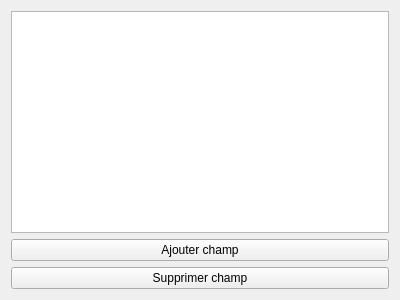
Above: vue/editercontact.ui from rom1504/rcontact before the change. Below: the same form after it.
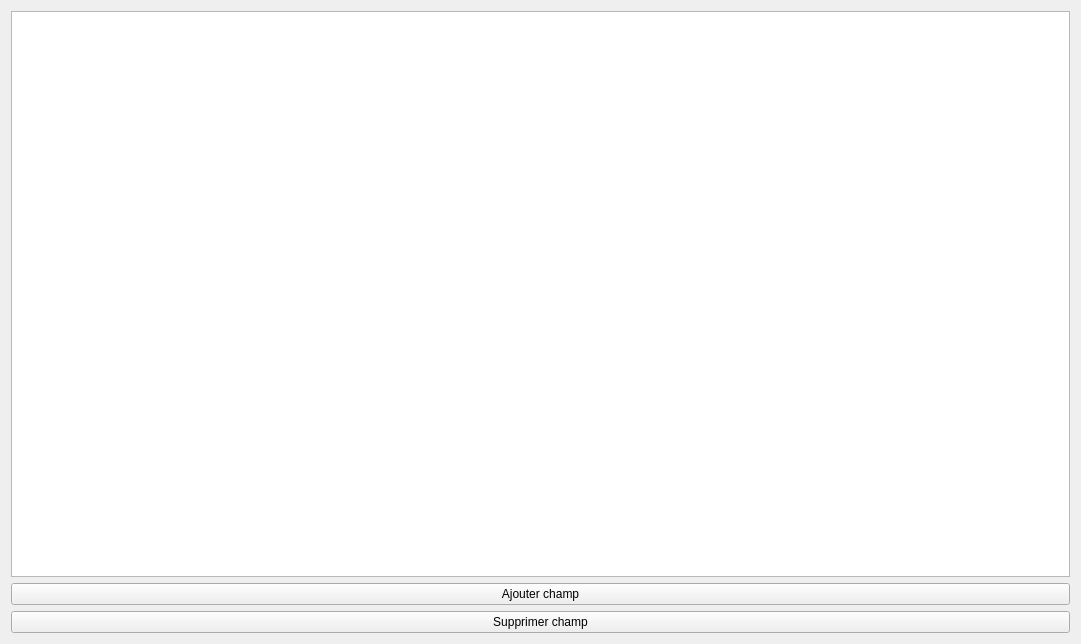
That is the form after the change.

What changed in the file:
```diff
--- a/vue/editercontact.ui
+++ b/vue/editercontact.ui
@@ -6,8 +6,8 @@
    <rect>
     <x>0</x>
     <y>0</y>
-    <width>400</width>
-    <height>300</height>
+    <width>1081</width>
+    <height>644</height>
    </rect>
   </property>
   <property name="sizePolicy">
```
